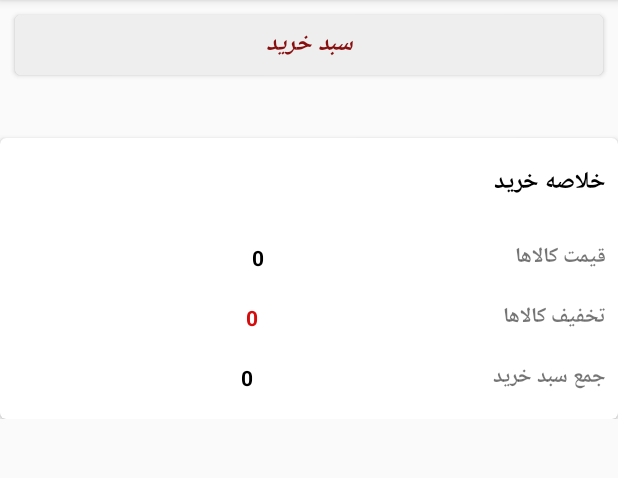
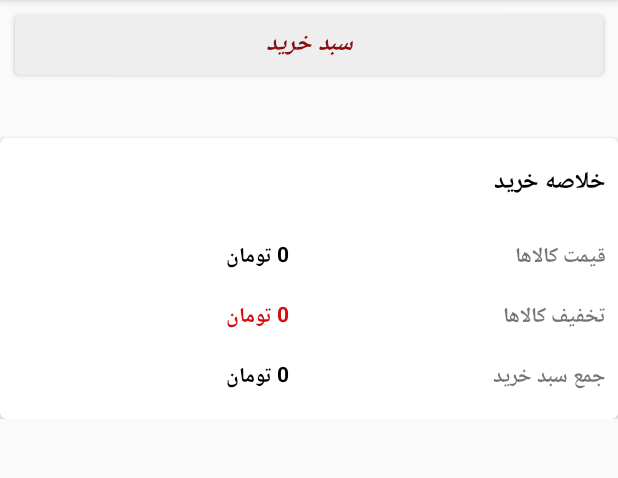
Before and after one commit to hosseinkasiri/Eco-Shop, an Android app: the fragment ShoppingCartFragment shown on its own in the app's theme, on a phone screen of 412 x 824 dp, the part 84-562 px from its top. Run offline under Robolectric (Android 15) with nearby library versions, the phone set to English and light mode, and no system bars; our stand-ins replace data binding.

Commit message:
complete shoppingCart

```diff
--- a/app/build.gradle
+++ b/app/build.gradle
@@ -3,6 +3,7 @@ plugins {
     id 'kotlin-android'
     id 'androidx.navigation.safeargs'
     id 'kotlin-kapt'
+    id 'kotlin-android-extensions'
 }
 
 android {
@@ -17,6 +18,9 @@ android {
         versionName "1.0"
 
         testInstrumentationRunner 'androidx.test.runner.AndroidJUnitRunner'
+    }
+    androidExtensions {
+        experimental = true
     }
 
     buildTypes {
--- a/app/src/main/java/com/example/ecoshop/BindingUtils.kt
+++ b/app/src/main/java/com/example/ecoshop/BindingUtils.kt
@@ -69,7 +69,7 @@ fun bindPrice(textView: TextView, price: String?){
     val charArray = price!!.toCharArray()
     var number = 1
     for (i in charArray.size-1 downTo 0){
-        if (number%3 == 0 && number != 1){
+        if (number%3 == 0 && number != 1 && number!=charArray.size){
             array.add(charArray[i])
             array.add(',')
             number++
--- a/app/src/main/java/com/example/ecoshop/customViews/ShoppingAdapter.kt
+++ b/app/src/main/java/com/example/ecoshop/customViews/ShoppingAdapter.kt
@@ -6,13 +6,14 @@ import androidx.recyclerview.widget.ListAdapter
 import androidx.recyclerview.widget.RecyclerView
 import com.example.ecoshop.Product
 import com.example.ecoshop.databinding.ItemShoppingBinding
+import com.example.ecoshop.model.ShoppingItem
 import com.example.ecoshop.utils.ListDiffCallBack
 import com.example.ecoshop.utils.ListItemClickListener
 
 class ShoppingAdapter(private val clickListener: ListItemClickListener<Product>,
-                      compareItems: (old: Product, new: Product) -> Boolean,
-                      compareContents: (old: Product, new: Product) -> Boolean):
-    ListAdapter<Product, ShoppingAdapter.ShoppingHolder>(ListDiffCallBack(compareItems, compareContents)) {
+                      compareItems: (old: ShoppingItem, new: ShoppingItem) -> Boolean,
+                      compareContents: (old: ShoppingItem, new: ShoppingItem) -> Boolean):
+    ListAdapter<ShoppingItem, ShoppingAdapter.ShoppingHolder>(ListDiffCallBack(compareItems, compareContents)) {
 
     override fun onCreateViewHolder(parent: ViewGroup, viewType: Int): ShoppingHolder {
         return ShoppingHolder.from(parent)
@@ -26,8 +27,8 @@ class ShoppingAdapter(private val clickListener: ListItemClickListener<Product>,
     class ShoppingHolder private constructor(val binding: ItemShoppingBinding):
         RecyclerView.ViewHolder(binding.root) {
 
-        fun bind(product: Product, clickListener: ListItemClickListener<Product>){
-            binding.product = product
+        fun bind(shoppingItem: ShoppingItem, clickListener: ListItemClickListener<Product>){
+            binding.shoppingItem = shoppingItem
             binding.clickListener = clickListener
             binding.executePendingBindings()
         }
--- /dev/null
+++ b/app/src/main/java/com/example/ecoshop/model/ShoppingItem.kt
@@ -0,0 +1,5 @@
+package com.example.ecoshop.model
+
+import com.example.ecoshop.Product
+
+data class ShoppingItem(val product: Product, val count: Int)
--- a/app/src/main/java/com/example/ecoshop/shoppingCart/ShoppingCartFragment.kt
+++ b/app/src/main/java/com/example/ecoshop/shoppingCart/ShoppingCartFragment.kt
@@ -5,6 +5,7 @@ import androidx.fragment.app.Fragment
 import android.view.LayoutInflater
 import android.view.View
 import android.view.ViewGroup
+import android.widget.TextView
 import androidx.lifecycle.Observer
 import androidx.lifecycle.ViewModelProvider
 import com.example.ecoshop.customViews.ShoppingAdapter
@@ -28,14 +29,14 @@ class ShoppingCartFragment : Fragment() {
         binding.viewModel = shoppingCartViewModel
         updateData()
         bindRecycler()
-        shoppingCartViewModel.totalDiscounts.observe(viewLifecycleOwner, Observer {
-            binding.totalDiscounts.text = it
+        shoppingCartViewModel.totalDiscounts.observe(viewLifecycleOwner, Observer { discounts ->
+            setPrices(binding.totalDiscounts, discounts)
         })
-        shoppingCartViewModel.totalShopped.observe(viewLifecycleOwner, Observer {
-            binding.totalShoppingCart.text = it
+        shoppingCartViewModel.totalShopped.observe(viewLifecycleOwner, Observer { prises ->
+            setPrices(binding.totalShoppingCart, prises)
         })
-        shoppingCartViewModel.totalPrises.observe(viewLifecycleOwner, Observer {
-            binding.totalPrises.text = it
+        shoppingCartViewModel.totalPrises.observe(viewLifecycleOwner, Observer { prices ->
+            setPrices(binding.totalPrises, prices)
         })
         return binding.root
     }
@@ -45,6 +46,7 @@ class ShoppingCartFragment : Fragment() {
         shoppingCartViewModel.getDiscounts()
         shoppingCartViewModel.getPrises()
         shoppingCartViewModel.getTotalShopping()
+        shoppingCartViewModel.fillShoppingItem()
     }
 
     private fun bindRecycler() {
@@ -54,14 +56,32 @@ class ShoppingCartFragment : Fragment() {
                 updateData()
                 notifyRecycler()
             },
-            { old, new -> old.id == new.id },
+            { old, new -> old.product == new.product},
             { old, new -> old == new })
-        shoppingAdapter.submitList(shoppingCartViewModel.shoppedProducts.value)
+        shoppingAdapter.submitList(shoppingCartViewModel.shoppingItems.value)
         binding.shoppingRecycler.adapter = shoppingAdapter
     }
 
     private fun notifyRecycler(){
-        shoppingAdapter.submitList(shoppingCartViewModel.shoppedProducts.value)
+        shoppingAdapter.submitList(shoppingCartViewModel.shoppingItems.value)
         shoppingAdapter.notifyDataSetChanged()
     }
+
+    private fun setPrices(textView: TextView, price: String?){
+        var array = ArrayList<Char>()
+        val charArray = price!!.toCharArray()
+        var number = 1
+        for (i in charArray.size-1 downTo 0){
+            if (number%3 == 0 && number != 1 && number!=charArray.size){
+                array.add(charArray[i])
+                array.add(',')
+                number++
+                continue
+            }
+            array.add(charArray[i])
+            number++
+        }
+        array.reverse()
+        textView.text = array.joinToString("") + " " + "تومان"
+    }
 }
--- a/app/src/main/java/com/example/ecoshop/shoppingCart/ShoppingCartViewModel.kt
+++ b/app/src/main/java/com/example/ecoshop/shoppingCart/ShoppingCartViewModel.kt
@@ -7,13 +7,12 @@ import androidx.lifecycle.ViewModel
 import com.example.ecoshop.Product
 import com.example.ecoshop.data.LocalShopBagRepository
 import com.example.ecoshop.data.ShopBagRepository
+import com.example.ecoshop.model.ShoppingItem
 
 class ShoppingCartViewModel (application: Application): ViewModel() {
 
     private val shopBagRepository: ShopBagRepository
-    private val _shoppedProducts = MutableLiveData<List<Product>>()
-    val shoppedProducts : LiveData<List<Product>>
-        get() = _shoppedProducts
+    private val shoppedProducts = MutableLiveData<List<Product>>()
     private val _totalDiscounts = MutableLiveData<String>()
     val totalDiscounts : LiveData<String>
         get() = _totalDiscounts
@@ -23,6 +22,9 @@ class ShoppingCartViewModel (application: Application): ViewModel() {
     private val _totalShopped = MutableLiveData<String>()
     val totalShopped : LiveData<String>
         get() = _totalShopped
+    private val _shoppingItems = MutableLiveData<List<ShoppingItem>>()
+    val shoppingItems : LiveData<List<ShoppingItem>>
+        get() = _shoppingItems
 
     init {
         shopBagRepository = LocalShopBagRepository(application)
@@ -30,10 +32,11 @@ class ShoppingCartViewModel (application: Application): ViewModel() {
         getDiscounts()
         getPrises()
         getTotalShopping()
+        fillShoppingItem()
     }
 
     fun getShopped(){
-        _shoppedProducts.value = shopBagRepository.getProductList()
+        shoppedProducts.value = shopBagRepository.getProductList()
     }
 
     fun deleteProduct(product: Product){
@@ -48,7 +51,7 @@ class ShoppingCartViewModel (application: Application): ViewModel() {
 
     fun getDiscounts(){
         var discounts = 0
-        for (element in _shoppedProducts.value!!){
+        for (element in shoppedProducts.value!!){
             if (element.onSale){
                 discounts += (Integer.parseInt(element.regularPrice) - Integer.parseInt(element.price))
             }
@@ -58,9 +61,15 @@ class ShoppingCartViewModel (application: Application): ViewModel() {
 
     fun getPrises(){
         var prises = 0
-        for (element in _shoppedProducts.value!!){
+        for (element in shoppedProducts.value!!){
             prises += Integer.parseInt(element.regularPrice)
         }
         _totalPrises.value = prises.toString()
     }
+
+    fun fillShoppingItem(){
+        val hMap = shoppedProducts.value?.groupingBy { it.id }?.eachCount()
+        _shoppingItems.value = hMap?.entries?.
+        map{ ShoppingItem(shoppedProducts.value!!.last {product -> product.id == it.key}, it.value) } ?: ArrayList()
+    }
 }
--- a/app/src/main/res/layout/fragment_shopping_cart.xml
+++ b/app/src/main/res/layout/fragment_shopping_cart.xml
@@ -132,10 +132,9 @@
                             android:layout_height="wrap_content"
                             android:textColor="#D60B0B"
                             android:textStyle="bold"
-                            app:layout_constraintEnd_toStartOf="@+id/text3"
-                            app:layout_constraintStart_toStartOf="parent"
-                            app:layout_constraintTop_toTopOf="@+id/text3"
-                            app:layout_constraintBottom_toBottomOf="@+id/text3" />
+                            app:layout_constraintBottom_toBottomOf="@+id/text3"
+                            app:layout_constraintEnd_toEndOf="@+id/totalPrises"
+                            app:layout_constraintTop_toTopOf="@+id/text3" />
 
                         <TextView
                             android:id="@+id/totalShoppingCart"
@@ -143,10 +142,9 @@
                             android:layout_height="wrap_content"
                             android:textColor="@color/black"
                             android:textStyle="bold"
-                            app:layout_constraintEnd_toStartOf="@+id/text4"
-                            app:layout_constraintStart_toStartOf="parent"
-                            app:layout_constraintTop_toTopOf="@+id/text4"
-                            app:layout_constraintBottom_toBottomOf="@+id/text4" />
+                            app:layout_constraintBottom_toBottomOf="@+id/text4"
+                            app:layout_constraintEnd_toEndOf="@+id/totalDiscounts"
+                            app:layout_constraintTop_toTopOf="@+id/text4" />
                     </androidx.constraintlayout.widget.ConstraintLayout>
                 </androidx.cardview.widget.CardView>
             </androidx.constraintlayout.widget.ConstraintLayout>
```
Also changed, not shown: app/src/main/java/com/example/ecoshop/Product.kt (+3 -56 lines), app/src/main/java/com/example/ecoshop/model/Image.kt (+3 -28 lines), app/src/main/java/com/example/ecoshop/model/ProductCategory.kt (+3 -31 lines), app/src/main/java/com/example/ecoshop/model/Tag.kt (+3 -29 lines), app/src/main/res/layout/item_shopping.xml (+26 -35 lines).
